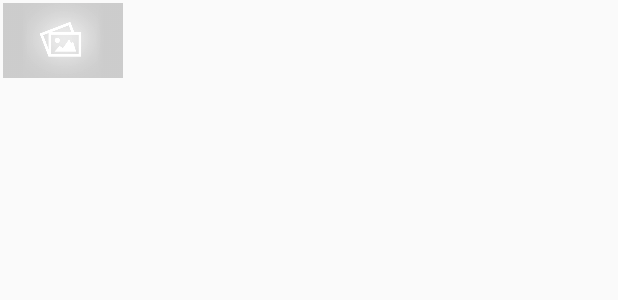
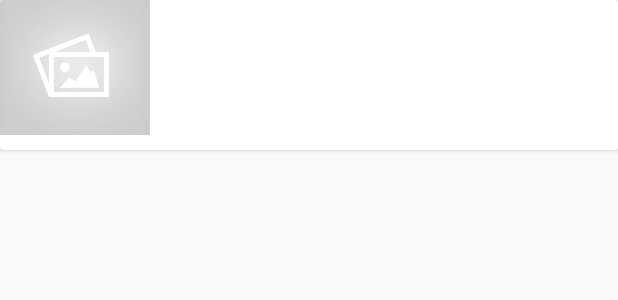
Before and after one commit to diegusweb/NavigationDrawerDemo, an Android app: the layout item_home.xml on its own in the app's theme, with its tools: preview values and no code run, on a phone screen of 412 x 824 dp. Shown: the top 300 px of the screen. Run offline under Robolectric (Android 15) with nearby library versions, the phone set to English and light mode, and no system bars.

Commit message:
refactor code

```diff
--- a/app/src/main/java/com/example/diegorueda/drawernavigation/MainActivity.java
+++ b/app/src/main/java/com/example/diegorueda/drawernavigation/MainActivity.java
@@ -13,6 +13,7 @@ import android.view.Menu;
 import android.view.MenuItem;
 import android.widget.Toast;
 
+import com.example.diegorueda.drawernavigation.ui.fragments.FeedsFragment;
 import com.example.diegorueda.drawernavigation.ui.fragments.HomeFragment;
 import com.example.diegorueda.drawernavigation.ui.fragments.StoreFragment;
 
@@ -65,6 +66,9 @@ public class MainActivity extends AppCompatActivity {
                 break;
             case "Home":
                 fragmentClass = HomeFragment.class;
+                break;
+            case "Compras":
+                fragmentClass = FeedsFragment.class;
                 break;
             default:
                 fragmentClass = HomeFragment.class;
--- a/app/src/main/java/com/example/diegorueda/drawernavigation/ui/adapter/MyRecyclerAdapter.java
+++ b/app/src/main/java/com/example/diegorueda/drawernavigation/ui/adapter/MyRecyclerAdapter.java
@@ -32,7 +32,7 @@ public class MyRecyclerAdapter extends RecyclerView.Adapter<MyRecyclerAdapter.Fe
 
     @Override
     public FeedListRowHolder onCreateViewHolder(ViewGroup viewGroup, int i) {
-        View v = LayoutInflater.from(viewGroup.getContext()).inflate(R.layout.item_feed, null);
+        View v = LayoutInflater.from(viewGroup.getContext()).inflate(R.layout.item_home, null);
         FeedListRowHolder mh = new FeedListRowHolder(v);
 
         return mh;
--- a/app/src/main/res/layout/item_feed.xml
+++ b/app/src/main/res/layout/item_home.xml
@@ -1,17 +1,15 @@
 <?xml version="1.0" encoding="utf-8"?>
-<LinearLayout xmlns:android="http://schemas.android.com/apk/res/android"
+<android.support.v7.widget.CardView xmlns:android="http://schemas.android.com/apk/res/android"
+    xmlns:card_view="http://schemas.android.com/apk/res-auto"
     android:layout_width="match_parent"
-    android:layout_height="wrap_content"
-    android:orientation="horizontal"
-    android:padding="2dp">
+    android:layout_height="100dp"
+    >
 
     <ImageView
         android:id="@+id/thumbnail"
-        android:layout_width="80dp"
-        android:layout_height="50dp"
-        android:layout_alignParentTop="true"
-        android:layout_gravity="center_horizontal"
-        android:scaleType="fitCenter"
+        android:layout_width="100dp"
+        android:layout_height="90dp"
+        android:scaleType="centerCrop"
         android:src="@drawable/placeholder" />
 
     <TextView
@@ -20,7 +18,8 @@
         android:layout_height="wrap_content"
         android:layout_alignParentBottom="true"
         android:layout_alignParentLeft="true"
-        android:layout_margin="8dp"
+        android:layout_alignParentTop="true"
+        android:layout_marginLeft="10dp"
         android:maxLines="3" />
 
-</LinearLayout>
+</android.support.v7.widget.CardView>
```
Also changed, not shown: app/src/main/java/com/example/diegorueda/drawernavigation/ui/fragments/FeedsFragment.java (added, +32 -0 lines), app/src/main/res/layout/fragment_feeds.xml (added, +10 -0 lines).
